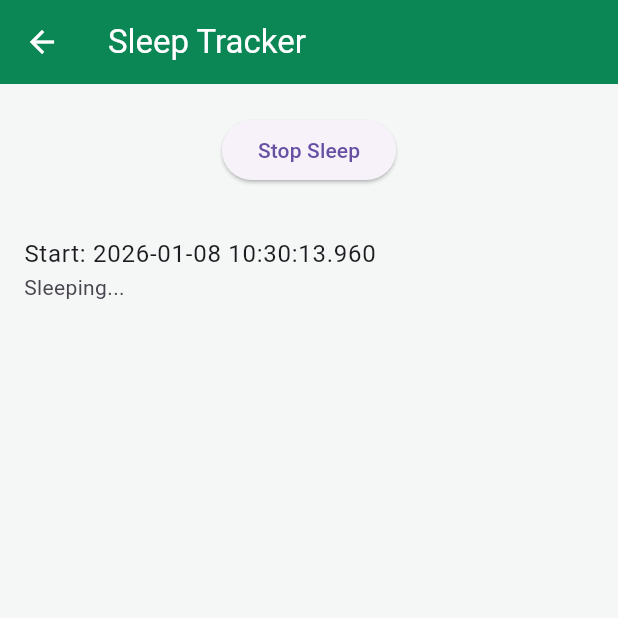
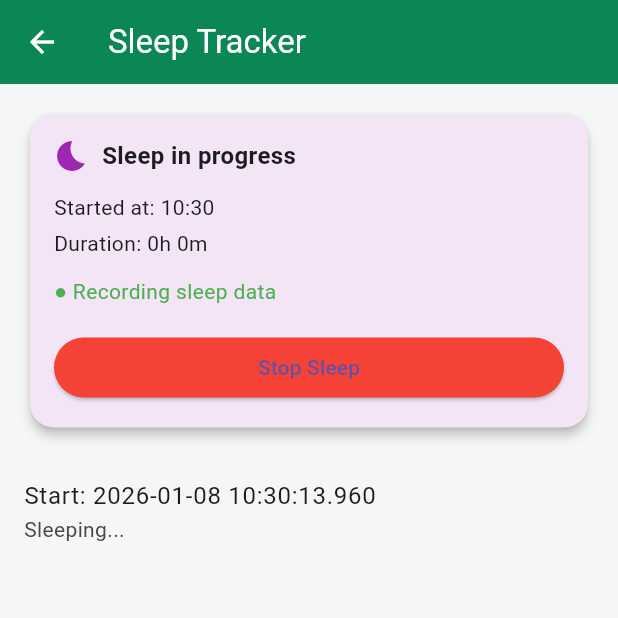
Before and after one commit to ajfaaz/arewa_health, a Flutter app: the SleepScreen screen opened directly, after a tap on "Start Sleep", on a phone screen of 412 x 824 dp, the top half of it. Run offline on Flutter 3.47's test engine with Material 3 defaults, Android fonts, the phone set to English and light mode, and no system bars; our stand-ins replace cloud_firestore, firebase_auth, firebase_core, fl_chart, flutter_local_notifications, shared_preferences and 1 more; accounts and stored records are empty.

Commit message:
Week 5 final polish: sleep state, BP logic fixes, UI improvements

```diff
--- a/lib/features/home/home_screen.dart
+++ b/lib/features/home/home_screen.dart
@@ -5,6 +5,8 @@ import 'package:provider/provider.dart';
 import '../../core/localization/app_strings.dart';
 import '../../core/providers/language_provider.dart';
 import '../profile/profile_service.dart';
+import '../sleep/sleep_service.dart';
+import '../sleep/sleep_status_card.dart';
 import '../sleep/sleep_screen.dart';
 import '../sleep/sleep_history_screen.dart';
 import '../bp/bp_screen.dart';
@@ -34,6 +36,10 @@ class _HomeScreenState extends State<HomeScreen> {
   void initState() {
     super.initState();
     _loadLang();
+    // Initialize SleepService to load active sleep status
+    WidgetsBinding.instance.addPostFrameCallback((_) {
+      context.read<SleepService>().init();
+    });
   }
 
   Future<void> _loadLang() async {
@@ -113,14 +119,38 @@ class _HomeScreenState extends State<HomeScreen> {
                 );
               },
             ),
+          // Active Sleep Status Card
+          if (uid != null)
+            Padding(
+              padding: const EdgeInsets.only(bottom: 16),
+              child: Consumer<SleepService>(
+                builder: (context, sleepService, child) => SleepStatusCard(
+                  isSleeping: sleepService.isSleeping,
+                  startTime: sleepService.startTime,
+                  lastSleepDuration: sleepService.lastSleepDuration,
+                  onStart: sleepService.startSleep,
+                  onStop: sleepService.stopSleep,
+                ),
+              ),
+            ),
           if (uid != null)
             SizedBox(
               height: 250,
               child: StreamBuilder<List<WeeklyHealthData>>(
                 stream: WeeklyHealthService().last7Days(uid),
                 builder: (context, snapshot) {
-                  if (!snapshot.hasData) {
+                  if (snapshot.hasError) {
+                    return Center(
+                      child: Text("Error: ${snapshot.error}",
+                          textAlign: TextAlign.center,
+                          style: const TextStyle(color: Colors.red)),
+                    );
+                  }
+                  if (snapshot.connectionState == ConnectionState.waiting) {
                     return const Center(child: CircularProgressIndicator());
+                  }
+                  if (!snapshot.hasData || snapshot.data!.isEmpty) {
+                    return const Center(child: Text("No chart data available"));
                   }
                   return WeeklyHealthChart(data: snapshot.data!);
                 },
--- a/lib/features/sleep/sleep_history_screen.dart
+++ b/lib/features/sleep/sleep_history_screen.dart
@@ -1,14 +1,15 @@
 import 'package:flutter/material.dart';
 import 'package:cloud_firestore/cloud_firestore.dart';
 import 'package:intl/intl.dart';
-import 'sleep_service.dart'; // Ensure this points to your SleepService file
+import 'package:provider/provider.dart';
+import 'sleep_service.dart';
 
 class SleepHistoryScreen extends StatelessWidget {
   const SleepHistoryScreen({super.key});
 
   @override
   Widget build(BuildContext context) {
-    final SleepService sleepService = SleepService();
+    final sleepService = context.read<SleepService>();
 
     return Scaffold(
       appBar: AppBar(
--- a/lib/features/sleep/sleep_screen.dart
+++ b/lib/features/sleep/sleep_screen.dart
@@ -1,9 +1,11 @@
 import 'package:cloud_firestore/cloud_firestore.dart';
 import 'package:firebase_auth/firebase_auth.dart';
 import 'package:flutter/material.dart';
+import 'package:provider/provider.dart';
 import '../../core/localization/app_strings.dart';
 import '../profile/profile_service.dart';
 import 'sleep_service.dart';
+import 'sleep_status_card.dart';
 
 class SleepScreen extends StatefulWidget {
   const SleepScreen({super.key});
@@ -13,13 +15,13 @@ class SleepScreen extends StatefulWidget {
 }
 
 class _SleepScreenState extends State<SleepScreen> {
-  final SleepService _sleepService = SleepService();
   String lang = 'en';
 
   @override
   void initState() {
     super.initState();
     _loadLang();
+    context.read<SleepService>().init();
   }
 
   Future<void> _loadLang() async {
@@ -32,100 +34,71 @@ class _SleepScreenState extends State<SleepScreen> {
     }
   }
 
-  bool sleeping = false;
-  bool loading = false;
-  String? activeSleepId;
-  DateTime? startTime;
+  @override
+  Widget build(BuildContext context) {
+    final sleepService = context.watch<SleepService>();
+    return Scaffold(
+      appBar: AppBar(title: Text(AppStrings.t("sleep", lang))),
+      body: StreamBuilder<QuerySnapshot>(
+        stream: sleepService.sleepHistory(),
+        builder: (context, snapshot) {
+          List<QueryDocumentSnapshot> docs = [];
 
-  Future<void> startSleep() async {
-    setState(() => loading = true);
-
-    final DocumentSnapshot result =
-    await _sleepService.startSleep();
-
-
-    setState(() {
-      activeSleepId = result.id;
-      startTime = (result['startTime'] as Timestamp).toDate();
-      sleeping = true;
-      loading = false;
-    });
+          if (snapshot.hasData) {
+            docs = snapshot.data!.docs;
           }
 
-  Future<void> stopSleep() async {
-    if (activeSleepId == null || startTime == null) return;
+          return Column(
+            children: [
+              Padding(
+                padding: const EdgeInsets.all(16.0),
+                child: SleepStatusCard(
+                  isSleeping: sleepService.isSleeping,
+                  startTime: sleepService.startTime,
+                  lastSleepDuration: sleepService.lastSleepDuration,
+                  onStart: sleepService.startSleep,
+                  onStop: sleepService.stopSleep,
+                ),
+              ),
+              Expanded(
+                child: docs.isEmpty
+                    ? const Center(child: Text("No sleep records yet"))
+                    : ListView.builder(
+                        itemCount: docs.length,
+                        itemBuilder: (_, index) {
+                          final data = docs[index].data() as Map<String, dynamic>;
+                          final start = (data['startTime'] as Timestamp).toDate();
+                          final duration = data['durationMinutes'] as int?;
 
-    setState(() => loading = true);
-
-    await _sleepService.stopSleep(activeSleepId!, Timestamp.fromDate(startTime!));
-
-    setState(() {
-      sleeping = false;
-      activeSleepId = null;
-      startTime = null;
-      loading = false;
-    });
+                          if (duration == null) {
+                            return ListTile(
+                              title: Text("Start: $start"),
+                              subtitle: const Text("Sleeping..."),
+                            );
                           }
 
-  @override
-  Widget build(BuildContext context) {
-    return Scaffold(
-      appBar: AppBar(title: Text(AppStrings.t("sleep", lang))),
-      body: Column(
-        children: [
-          const SizedBox(height: 20),
-          ElevatedButton(
-            onPressed: activeSleepId == null
-                ? startSleep
-                : () async {
-                    await _sleepService.stopSleep(
-                        activeSleepId!, Timestamp.fromDate(startTime!));
+                          final double hoursSlept = duration / 60.0;
+                          String sleepMessage;
 
-                    setState(() {
-                      activeSleepId = null;
-                      startTime = null;
-                    });
-                  },
-            child: Text(activeSleepId == null
-                ? AppStrings.t("start_sleep", lang)
-                : AppStrings.t("stop_sleep", lang)),
-          ),
-          const SizedBox(height: 20),
-          Expanded(
-            child: StreamBuilder<QuerySnapshot>(
-              stream: _sleepService.sleepHistory(),
-              builder: (context, snapshot) {
-                if (snapshot.connectionState == ConnectionState.waiting) {
-                  return const Center(child: CircularProgressIndicator());
+                          if (hoursSlept < 6) {
+                            sleepMessage = "Poor sleep 😴 (less than 6 hours)";
+                          } else if (hoursSlept < 7) {
+                            sleepMessage = "Fair sleep 🙂";
+                          } else {
+                            sleepMessage = "Good sleep 🌙";
                           }
-
-                if (!snapshot.hasData || snapshot.data!.docs.isEmpty) {
-                  return const Center(child: Text("No sleep records yet"));
-                }
-
-                final docs = snapshot.data!.docs;
-
-                return ListView.builder(
-                  itemCount: docs.length,
-                  itemBuilder: (_, index) {
-                    final data = docs[index];
-                    final start = (data['startTime'] as Timestamp).toDate();
-                    final duration = data['durationMinutes'];
 
                           return ListTile(
                             title: Text("Start: $start"),
                             subtitle: Text(
-                        duration == null
-                            ? "Sleeping..."
-                            : "Duration: $duration minutes",
-                      ),
-                    );
-                  },
+                                "Duration: $duration minutes\n$sleepMessage"),
                           );
                         },
                       ),
               ),
             ],
+          );
+        },
       ),
     );
   }
--- a/lib/features/sleep/sleep_service.dart
+++ b/lib/features/sleep/sleep_service.dart
@@ -1,32 +1,98 @@
 import 'package:cloud_firestore/cloud_firestore.dart';
 import 'package:firebase_auth/firebase_auth.dart';
+import 'package:flutter/foundation.dart';
 
-class SleepService {
+class SleepService extends ChangeNotifier {
   final _db = FirebaseFirestore.instance;
   final _auth = FirebaseAuth.instance;
 
   String get _uid => _auth.currentUser!.uid;
   CollectionReference get _sleepRef => _db.collection('sleep');
 
-  Future<DocumentSnapshot> startSleep() async {
-    final ref = await _sleepRef.add({
+  String? activeSleepId;
+  DateTime? startTime;
+  Duration? lastSleepDuration;
+
+  bool get isSleeping => activeSleepId != null;
+
+  Future<void> init() async {
+    try {
+      await _loadActiveSleep();
+      await _loadLastSleep();
+    } catch (e) {
+      debugPrint("SleepService init error: $e");
+    }
+  }
+
+  Future<void> _loadActiveSleep() async {
+    final doc = await getActiveSleep();
+    if (doc != null) {
+      activeSleepId = doc.id;
+      startTime = (doc['startTime'] as Timestamp).toDate();
+      notifyListeners();
+    }
+  }
+
+  Future<void> _loadLastSleep() async {
+    // Fetch recent records to find the last completed sleep.
+    // This avoids Firestore index errors with inequality filters + sorting.
+    final query = await _sleepRef
+        .where('uid', isEqualTo: _uid)
+        .orderBy('startTime', descending: true)
+        .limit(10)
+        .get();
+
+    for (var doc in query.docs) {
+      final data = doc.data() as Map<String, dynamic>;
+      if (data['durationMinutes'] != null) {
+        lastSleepDuration = Duration(minutes: data['durationMinutes'] as int);
+        notifyListeners();
+        return;
+      }
+    }
+  }
+
+  Future<void> startSleep() async {
+    final now = DateTime.now();
+    final docRef = await _sleepRef.add({
       'uid': _uid, // MUST add this for the query to work
-      'startTime': Timestamp.now(), // We will use 'startTime' everywhere
+      'startTime': Timestamp.fromDate(now),
       'endTime': null,
       'durationMinutes': null,
     });
 
-    return ref.get();
+    activeSleepId = docRef.id;
+    startTime = now;
+    notifyListeners();
   }
 
-  Future<void> stopSleep(String docId, Timestamp startTime) async {
-    final endTime = Timestamp.now();
-    final duration = endTime.toDate().difference(startTime.toDate()).inMinutes;
+  Future<void> stopSleep() async {
+    if (activeSleepId == null || startTime == null) return;
 
-    await _sleepRef.doc(docId).update({
-      'endTime': endTime,
-      'durationMinutes': duration,
+    final docRef = _sleepRef.doc(activeSleepId);
+    final endTime = DateTime.now();
+    final durationMinutes = endTime.difference(startTime!).inMinutes;
+
+    await docRef.update({
+      'endTime': Timestamp.fromDate(endTime),
+      'durationMinutes': durationMinutes,
     });
+
+    lastSleepDuration = Duration(minutes: durationMinutes);
+    activeSleepId = null;
+    startTime = null;
+    notifyListeners();
+  }
+
+  Future<DocumentSnapshot?> getActiveSleep() async {
+    final query = await _sleepRef
+        .where('uid', isEqualTo: _uid)
+        .where('endTime', isNull: true)
+        .limit(1)
+        .get();
+
+    if (query.docs.isEmpty) return null;
+    return query.docs.first;
   }
 
   Stream<QuerySnapshot> sleepHistory() {
--- /dev/null
+++ b/lib/features/sleep/sleep_status_card.dart
@@ -0,0 +1,132 @@
+import 'dart:async';
+import 'package:flutter/material.dart';
+
+class SleepStatusCard extends StatefulWidget {
+  final bool isSleeping;
+  final DateTime? startTime;
+  final Duration? lastSleepDuration;
+  final VoidCallback onStart;
+  final VoidCallback onStop;
+
+  const SleepStatusCard({
+    super.key,
+    required this.isSleeping,
+    this.startTime,
+    this.lastSleepDuration,
+    required this.onStart,
+    required this.onStop,
+  });
+
+  @override
+  State<SleepStatusCard> createState() => _SleepStatusCardState();
+}
+
+class _SleepStatusCardState extends State<SleepStatusCard> {
+  Timer? _timer;
+
+  @override
+  void initState() {
+    super.initState();
+    _checkTimer();
+  }
+
+  @override
+  void didUpdateWidget(covariant SleepStatusCard oldWidget) {
+    super.didUpdateWidget(oldWidget);
+    _checkTimer();
+  }
+
+  void _checkTimer() {
+    if (widget.isSleeping && (_timer == null || !_timer!.isActive)) {
+      _timer = Timer.periodic(const Duration(minutes: 1), (_) {
+        if (mounted) setState(() {});
+      });
+    } else if (!widget.isSleeping) {
+      _timer?.cancel();
+      _timer = null;
+    }
+  }
+
+  @override
+  void dispose() {
+    _timer?.cancel();
+    super.dispose();
+  }
+
+  @override
+  Widget build(BuildContext context) {
+    return Card(
+      color: widget.isSleeping ? Colors.purple.shade50 : Colors.white,
+      elevation: 3,
+      shape: RoundedRectangleBorder(borderRadius: BorderRadius.circular(16)),
+      child: Padding(
+        padding: const EdgeInsets.all(16),
+        child: Column(
+          crossAxisAlignment: CrossAxisAlignment.start,
+          children: [
+            Row(
+              children: [
+                Icon(
+                  widget.isSleeping ? Icons.bedtime : Icons.nightlight_round,
+                  color: Colors.purple,
+                ),
+                const SizedBox(width: 8),
+                Text(
+                  widget.isSleeping ? "Sleep in progress" : "Sleep Status",
+                  style: const TextStyle(
+                      fontSize: 16, fontWeight: FontWeight.bold),
+                ),
+              ],
+            ),
+            const SizedBox(height: 12),
+
+            if (widget.isSleeping && widget.startTime != null) ...[
+              Text("Started at: ${_formatTime(widget.startTime!)}"),
+              const SizedBox(height: 4),
+              Text("Duration: ${_formatDuration(DateTime.now().difference(widget.startTime!))}"),
+              const SizedBox(height: 12),
+              const Text("● Recording sleep data",
+                  style: TextStyle(color: Colors.green)),
+              const SizedBox(height: 16),
+              SizedBox(
+                width: double.infinity,
+                child: ElevatedButton(
+                  onPressed: widget.onStop,
+                  style: ElevatedButton.styleFrom(
+                      backgroundColor: Colors.red),
+                  child: const Text("Stop Sleep"),
+                ),
+              )
+            ] else ...[
+              Text(
+                widget.lastSleepDuration != null
+                    ? "Last sleep: ${_formatDuration(widget.lastSleepDuration!)}"
+                    : "No sleep data yet",
+              ),
+              const SizedBox(height: 8),
+              const Text("Quality: Good"),
+              const SizedBox(height: 16),
+              SizedBox(
+                width: double.infinity,
+                child: ElevatedButton(
+                  onPressed: widget.onStart,
+                  child: const Text("Start Sleep"),
+                ),
+              )
+            ]
+          ],
+        ),
+      ),
+    );
+  }
+
+  String _formatTime(DateTime time) {
+    return "${time.hour.toString().padLeft(2, '0')}:${time.minute.toString().padLeft(2, '0')}";
+  }
+
+  String _formatDuration(Duration d) {
+    final h = d.inHours;
+    final m = d.inMinutes.remainder(60);
+    return "${h}h ${m}m";
+  }
+}
```
Also changed, not shown: lib/features/bp/bp_history.dart (+6 -52 lines), lib/features/bp/bp_line_chart.dart (added, +88 -0 lines), lib/features/bp/bp_utils.dart (+22 -11 lines), lib/main.dart (+6 -2 lines), 2 other files. Lines whose indentation alone changed are shown as unchanged.
